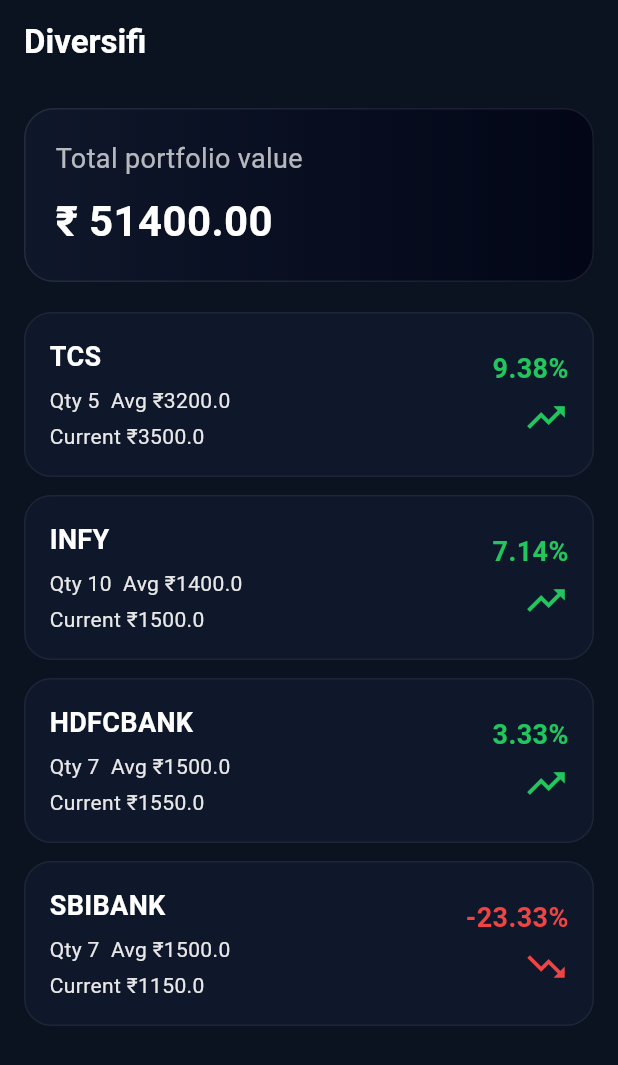
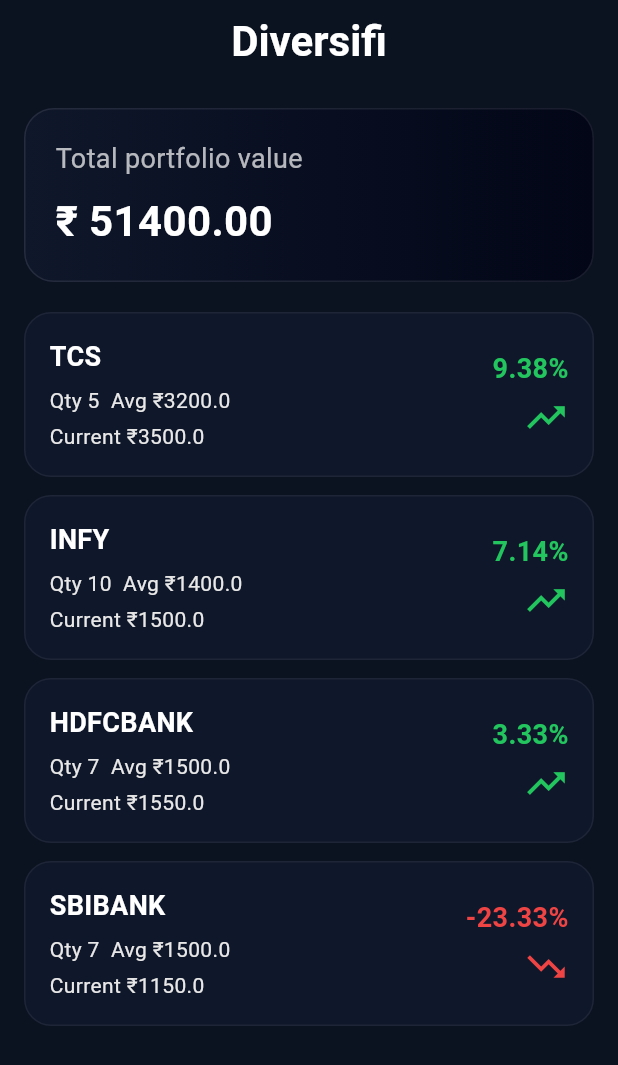
Before and after one commit to Pranjalbharat/diversifi_assigment, a Flutter app: the screen it shows after launch, on a phone screen of 412 x 824 dp. Shown: the top 1065 px of the screen. Run offline on Flutter 3.47's test engine with Material 3 defaults, Android fonts, the phone set to English and light mode, and no system bars; our stand-ins replace fl_chart, shimmer.

Commit message:
AppBar size fixed

```diff
--- a/lib/screens/portfolio_screen.dart
+++ b/lib/screens/portfolio_screen.dart
@@ -22,10 +22,14 @@
       backgroundColor: const Color(0xFF0B1220),
       appBar: AppBar(
         backgroundColor: Colors.transparent,
-        title: const Text(
+        centerTitle: true,
+        title: Text(
           "Diversifi",
-          textAlign: TextAlign.center,
-          style: TextStyle(fontWeight: FontWeight.w600, color: Colors.white),
+          style: TextStyle(
+            fontWeight: FontWeight.w600,
+            color: Colors.white,
+            fontSize: isSmallScreen ? 20 : 28,
+          ),
         ),
       ),
       body: Padding(
```
